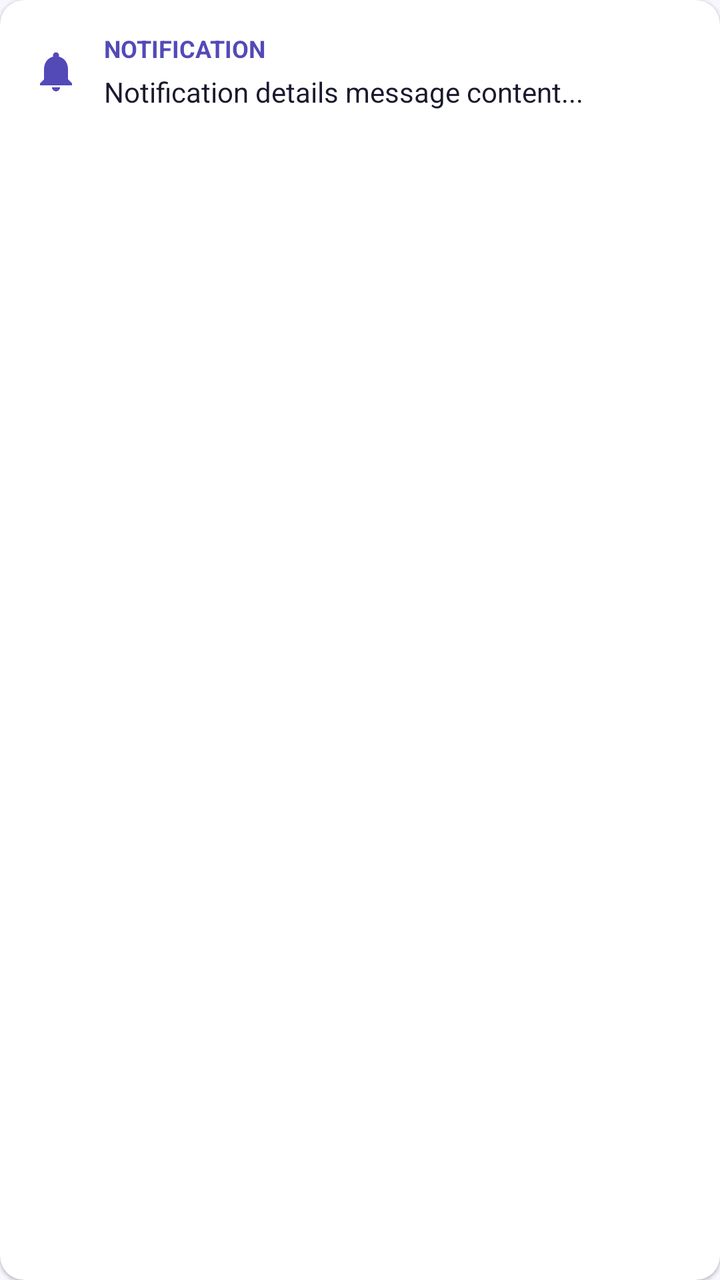
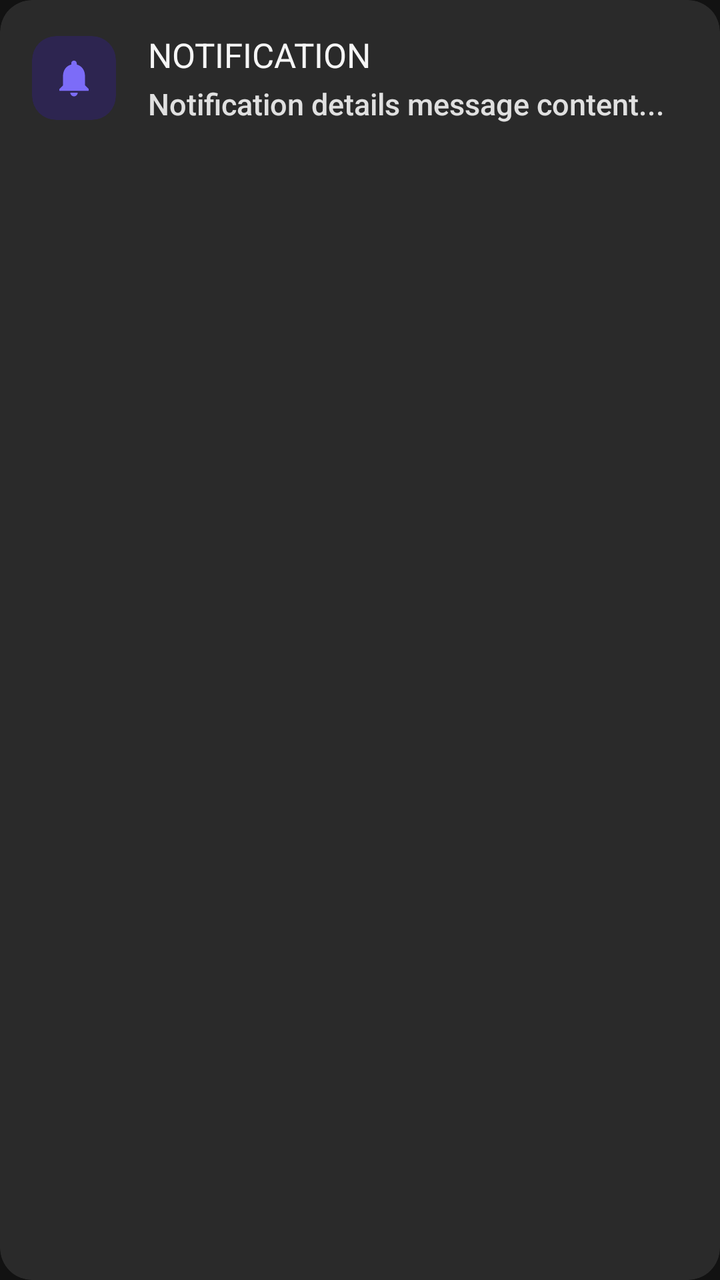

Compare the two renders of this Android layout. The source of the first and the diff that turns it into the second are given below.
<!-- AndroidManifest.xml: application theme Theme.Findora -->
<!-- res/layout/item_notification.xml -->
<?xml version="1.0" encoding="utf-8"?>
<com.google.android.material.card.MaterialCardView xmlns:android="http://schemas.android.com/apk/res/android"
    xmlns:app="http://schemas.android.com/apk/res-auto"
    android:id="@+id/cardNotification"
    android:layout_width="match_parent"
    android:layout_height="wrap_content"
    android:layout_marginVertical="4dp"
    app:cardCornerRadius="12dp"
    app:cardElevation="1dp"
    app:cardBackgroundColor="@color/white"
    app:strokeWidth="0dp">

    <LinearLayout
        android:layout_width="match_parent"
        android:layout_height="wrap_content"
        android:gravity="center_vertical"
        android:orientation="horizontal"
        android:padding="16dp">

        <ImageView
            android:id="@+id/ivIcon"
            android:layout_width="24dp"
            android:layout_height="24dp"
            android:src="@drawable/ic_notifications"
            app:tint="@color/primary_purple" />

        <LinearLayout
            android:layout_width="0dp"
            android:layout_height="wrap_content"
            android:layout_marginStart="12dp"
            android:layout_weight="1"
            android:orientation="vertical">

            <LinearLayout
                android:layout_width="match_parent"
                android:layout_height="wrap_content"
                android:orientation="horizontal">

                <TextView
                    android:id="@+id/tvTitle"
                    android:layout_width="0dp"
                    android:layout_height="wrap_content"
                    android:layout_weight="1"
                    android:text="NOTIFICATION"
                    android:textColor="@color/primary_purple"
                    android:textSize="12sp"
                    android:textStyle="bold" />

                <TextView
                    android:id="@+id/tvTime"
                    android:layout_width="wrap_content"
                    android:layout_height="wrap_content"
                    android:textColor="@color/text_gray"
                    android:textSize="11sp" />
            </LinearLayout>

            <TextView
                android:id="@+id/tvMessage"
                android:layout_width="match_parent"
                android:layout_height="wrap_content"
                android:layout_marginTop="4dp"
                android:text="Notification details message content..."
                android:textColor="@color/text_dark"
                android:textSize="14sp" />
        </LinearLayout>
    </LinearLayout>
</com.google.android.material.card.MaterialCardView>
<!-- resources referenced by this layout -->
<resources>
  <color name="primary_purple">#534AB7</color>
  <color name="text_dark">#1A1A2E</color>
  <color name="text_gray">#6B6B8A</color>
  <style name="Theme.Findora" parent="Theme.Material3.DayNight.NoActionBar">
          
          <item name="colorPrimary">@color/primary_purple</item>
          <item name="colorOnPrimary">@color/white</item>
          <item name="colorPrimaryContainer">@color/light_purple</item>
          <item name="colorOnPrimaryContainer">@color/dark_purple</item>
  
          
          <item name="colorSecondary">@color/success_green</item>
          <item name="colorOnSecondary">@color/white</item>
          <item name="colorSecondaryContainer">@color/light_green</item>
          <item name="colorOnSecondaryContainer">@color/success_green</item>
  
          
          <item name="android:statusBarColor">@color/screen_background</item>
          <item name="android:windowLightStatusBar">true</item>
          
          
          <item name="android:windowBackground">@color/screen_background</item>
  
          
          <item name="materialButtonStyle">@style/Widget.Findora.Button</item>
          <item name="materialCardViewStyle">@style/Widget.Findora.Card</item>
          <item name="textInputStyle">@style/Widget.Findora.TextInputLayout</item>
      </style>
  <color name="light_purple">#EEEDFE</color>
  <color name="dark_purple">#3C3489</color>
  <color name="success_green">#1D9E75</color>
  <color name="light_green">#E1F5EE</color>
  <color name="screen_background">#F8F7FF</color>
  <style name="Widget.Findora.Button" parent="Widget.Material3.Button">
          <item name="cornerRadius">12dp</item>
          <item name="android:insetTop">0dp</item>
          <item name="android:insetBottom">0dp</item>
          <item name="android:textAllCaps">false</item>
          <item name="android:fontFamily">sans-serif-medium</item>
          <item name="android:paddingTop">12dp</item>
          <item name="android:paddingBottom">12dp</item>
      </style>
  <style name="Widget.Findora.Card" parent="Widget.Material3.CardView.Elevated">
          <item name="cardCornerRadius">16dp</item>
          <item name="cardElevation">2dp</item>
          <item name="strokeColor">@color/card_border</item>
          <item name="strokeWidth">1dp</item>
          <item name="cardBackgroundColor">@color/white</item>
      </style>
  <style name="Widget.Findora.TextInputLayout" parent="Widget.Material3.TextInputLayout.OutlinedBox">
          <item name="boxCornerRadiusTopStart">12dp</item>
          <item name="boxCornerRadiusTopEnd">12dp</item>
          <item name="boxCornerRadiusBottomStart">12dp</item>
          <item name="boxCornerRadiusBottomEnd">12dp</item>
          <item name="boxStrokeColor">@color/primary_purple</item>
          <item name="hintTextColor">@color/primary_purple</item>
          <item name="android:textColorHint">@color/text_gray</item>
      </style>
  <color name="card_border">#E2E2F0</color>
  <!-- unchanged entries left out for length: 2 -->
</resources>

<!-- the commit's change to res/layout/item_notification.xml (unified diff, before → after) -->
@@ -1,33 +1,55 @@
 <?xml version="1.0" encoding="utf-8"?>
-<com.google.android.material.card.MaterialCardView xmlns:android="http://schemas.android.com/apk/res/android"
+<com.google.android.material.card.MaterialCardView
+    xmlns:android="http://schemas.android.com/apk/res/android"
     xmlns:app="http://schemas.android.com/apk/res-auto"
     android:id="@+id/cardNotification"
     android:layout_width="match_parent"
     android:layout_height="wrap_content"
-    android:layout_marginVertical="4dp"
-    app:cardCornerRadius="12dp"
-    app:cardElevation="1dp"
-    app:cardBackgroundColor="@color/white"
-    app:strokeWidth="0dp">
+    android:layout_marginVertical="5dp"
+    app:cardCornerRadius="@dimen/card_inner_radius"
+    app:cardElevation="0dp"
+    app:cardBackgroundColor="@color/card_background"
+    app:strokeWidth="0dp"
+    app:rippleColor="#1A7C6CF8">
 
     <LinearLayout
         android:layout_width="match_parent"
         android:layout_height="wrap_content"
         android:gravity="center_vertical"
         android:orientation="horizontal"
-        android:padding="16dp">
+        android:padding="@dimen/spacing_medium">
 
-        <ImageView
-            android:id="@+id/ivIcon"
-            android:layout_width="24dp"
-            android:layout_height="24dp"
-            android:src="@drawable/ic_notifications"
-            app:tint="@color/primary_purple" />
+        
+        <View
+            android:id="@+id/vUnreadIndicator"
+            android:layout_width="4dp"
+            android:layout_height="match_parent"
+            android:layout_marginEnd="8dp"
+            android:background="@color/primary_purple"
+            android:visibility="gone" />
+
+        
+        <com.google.android.material.card.MaterialCardView
+            android:layout_width="42dp"
+            android:layout_height="42dp"
+            app:cardCornerRadius="12dp"
+            app:cardElevation="0dp"
+            app:strokeWidth="0dp"
+            app:cardBackgroundColor="@color/light_purple">
+
+            <ImageView
+                android:id="@+id/ivIcon"
+                android:layout_width="22dp"
+                android:layout_height="22dp"
+                android:layout_gravity="center"
+                android:src="@drawable/ic_notifications"
+                app:tint="@color/primary_purple" />
+        </com.google.android.material.card.MaterialCardView>
 
         <LinearLayout
             android:layout_width="0dp"
             android:layout_height="wrap_content"
-            android:layout_marginStart="12dp"
+            android:layout_marginStart="@dimen/spacing_medium"
             android:layout_weight="1"
             android:orientation="vertical">
 
@@ -42,26 +64,27 @@
                     android:layout_height="wrap_content"
                     android:layout_weight="1"
                     android:text="NOTIFICATION"
-                    android:textColor="@color/primary_purple"
-                    android:textSize="12sp"
-                    android:textStyle="bold" />
+                    android:textColor="@color/text_dark"
+                    android:textSize="17sp"
+                    android:fontFamily="sans-serif-bold" />
 
                 <TextView
                     android:id="@+id/tvTime"
                     android:layout_width="wrap_content"
                     android:layout_height="wrap_content"
-                    android:textColor="@color/text_gray"
-                    android:textSize="11sp" />
+                    android:textColor="#999999"
+                    android:textSize="13sp" />
             </LinearLayout>
 
             <TextView
                 android:id="@+id/tvMessage"
                 android:layout_width="match_parent"
                 android:layout_height="wrap_content"
-                android:layout_marginTop="4dp"
+                android:layout_marginTop="3dp"
                 android:text="Notification details message content..."
-                android:textColor="@color/text_dark"
-                android:textSize="14sp" />
+                android:textColor="#E0E0E0"
+                android:textSize="15sp"
+                android:fontFamily="sans-serif-medium" />
         </LinearLayout>
     </LinearLayout>
 </com.google.android.material.card.MaterialCardView>
<!-- resource entries referenced after the edit -->
@@ -1,64 +1,119 @@
 <!-- resources referenced by this layout -->
 <resources>
-  <color name="primary_purple">#534AB7</color>
-  <color name="text_dark">#1A1A2E</color>
-  <color name="text_gray">#6B6B8A</color>
-  <style name="Theme.Findora" parent="Theme.Material3.DayNight.NoActionBar">
+  <color name="card_background">#2A2A2A</color>
+  <color name="primary_purple">#7C6CF8</color>
+  <color name="text_dark">#F5F5F5</color>
+  <dimen name="card_inner_radius">16dp</dimen>
+  <dimen name="spacing_medium">16dp</dimen>
+  <color name="text_gray">#AAAAAA</color>
+  <color name="md_theme_outline">#444444</color>
+  <style name="Theme.Findora" parent="Theme.Material3.Dark.NoActionBar">
+  
           
           <item name="colorPrimary">@color/primary_purple</item>
           <item name="colorOnPrimary">@color/white</item>
           <item name="colorPrimaryContainer">@color/light_purple</item>
-          <item name="colorOnPrimaryContainer">@color/dark_purple</item>
+          <item name="colorOnPrimaryContainer">@color/md_theme_onPrimaryContainer</item>
   
-          
           <item name="colorSecondary">@color/success_green</item>
-          <item name="colorOnSecondary">@color/white</item>
+          <item name="colorOnSecondary">@color/md_theme_onSecondary</item>
           <item name="colorSecondaryContainer">@color/light_green</item>
           <item name="colorOnSecondaryContainer">@color/success_green</item>
   
+          <item name="colorError">@color/error_red</item>
+          <item name="colorOnError">@color/md_theme_onError</item>
+  
+          
+          <item name="android:colorBackground">@color/screen_background</item>
+          <item name="colorSurface">@color/surface_01</item>
+          <item name="colorOnSurface">@color/text_dark</item>
+          <item name="colorSurfaceVariant">@color/card_background</item>
+          <item name="colorOnSurfaceVariant">@color/text_gray</item>
+          <item name="colorOutline">@color/md_theme_outline</item>
+  
           
           <item name="android:statusBarColor">@color/screen_background</item>
-          <item name="android:windowLightStatusBar">true</item>
-          
-          
+          <item name="android:windowLightStatusBar" tools:targetApi="23">false</item>
           <item name="android:windowBackground">@color/screen_background</item>
+          <item name="android:navigationBarColor">@color/surface_01</item>
   
           
           <item name="materialButtonStyle">@style/Widget.Findora.Button</item>
           <item name="materialCardViewStyle">@style/Widget.Findora.Card</item>
           <item name="textInputStyle">@style/Widget.Findora.TextInputLayout</item>
+          <item name="chipStyle">@style/Widget.Findora.Chip</item>
+          <item name="bottomNavigationStyle">@style/Widget.Findora.BottomNav</item>
       </style>
-  <color name="light_purple">#EEEDFE</color>
-  <color name="dark_purple">#3C3489</color>
-  <color name="success_green">#1D9E75</color>
-  <color name="light_green">#E1F5EE</color>
-  <color name="screen_background">#F8F7FF</color>
+  <color name="md_theme_onPrimaryContainer">#CEC6FF</color>
+  <color name="light_purple">#2D2550</color>
+  <color name="success_green">#4ADE80</color>
+  <color name="md_theme_onSecondary">#0A2618</color>
+  <color name="light_green">#0D2B1A</color>
+  <color name="error_red">#F87171</color>
+  <color name="md_theme_onError">#3D0000</color>
+  <color name="screen_background">#121212</color>
+  <color name="surface_01">#1E1E1E</color>
   <style name="Widget.Findora.Button" parent="Widget.Material3.Button">
-          <item name="cornerRadius">12dp</item>
+          <item name="cornerRadius">@dimen/button_corner_radius</item>
           <item name="android:insetTop">0dp</item>
           <item name="android:insetBottom">0dp</item>
           <item name="android:textAllCaps">false</item>
+          <item name="android:textSize">@dimen/text_body</item>
           <item name="android:fontFamily">sans-serif-medium</item>
-          <item name="android:paddingTop">12dp</item>
-          <item name="android:paddingBottom">12dp</item>
+          <item name="android:minHeight">@dimen/button_height</item>
+          <item name="android:letterSpacing">0.02</item>
+          <item name="backgroundTint">@color/primary_purple</item>
+          <item name="android:textColor">@color/white</item>
       </style>
   <style name="Widget.Findora.Card" parent="Widget.Material3.CardView.Elevated">
-          <item name="cardCornerRadius">16dp</item>
-          <item name="cardElevation">2dp</item>
-          <item name="strokeColor">@color/card_border</item>
-          <item name="strokeWidth">1dp</item>
-          <item name="cardBackgroundColor">@color/white</item>
+          <item name="cardCornerRadius">@dimen/card_corner_radius</item>
+          <item name="cardElevation">0dp</item>
+          <item name="strokeWidth">0dp</item>
+          <item name="cardBackgroundColor">@color/card_background</item>
+          <item name="rippleColor">@color/primary_purple_10</item>
       </style>
   <style name="Widget.Findora.TextInputLayout" parent="Widget.Material3.TextInputLayout.OutlinedBox">
-          <item name="boxCornerRadiusTopStart">12dp</item>
-          <item name="boxCornerRadiusTopEnd">12dp</item>
-          <item name="boxCornerRadiusBottomStart">12dp</item>
-          <item name="boxCornerRadiusBottomEnd">12dp</item>
-          <item name="boxStrokeColor">@color/primary_purple</item>
+          <item name="boxCornerRadiusTopStart">@dimen/input_corner_radius</item>
+          <item name="boxCornerRadiusTopEnd">@dimen/input_corner_radius</item>
+          <item name="boxCornerRadiusBottomStart">@dimen/input_corner_radius</item>
+          <item name="boxCornerRadiusBottomEnd">@dimen/input_corner_radius</item>
+          <item name="boxStrokeColor">@color/md_theme_outline</item>
+          <item name="boxStrokeWidthFocused">2dp</item>
           <item name="hintTextColor">@color/primary_purple</item>
-          <item name="android:textColorHint">@color/text_gray</item>
+          <item name="android:textColorHint">@color/text_hint</item>
+          <item name="boxBackgroundColor">@color/surface_02</item>
+          <item name="endIconTint">@color/text_gray</item>
+          <item name="startIconTint">@color/text_gray</item>
       </style>
-  <color name="card_border">#E2E2F0</color>
+  <style name="Widget.Findora.Chip" parent="Widget.Material3.Chip.Filter">
+          <item name="chipCornerRadius">@dimen/chip_corner_radius</item>
+          <item name="chipBackgroundColor">@color/chip_bg_colors</item>
+          <item name="chipStrokeColor">@color/chip_stroke_colors</item>
+          <item name="chipStrokeWidth">1dp</item>
+          <item name="android:textColor">@color/chip_text_colors</item>
+          <item name="checkedIconVisible">false</item>
+          <item name="chipMinHeight">36dp</item>
+          <item name="android:textSize">@dimen/text_caption</item>
+          <item name="android:textStyle">bold</item>
+      </style>
+  <style name="Widget.Findora.BottomNav" parent="Widget.MaterialComponents.BottomNavigationView">
+          <item name="itemIconTint">@color/nav_item_colors</item>
+          <item name="itemTextColor">@color/nav_item_colors</item>
+          <item name="itemActiveIndicatorStyle">@style/Widget.Findora.BottomNav.ActiveIndicator</item>
+      </style>
+  <dimen name="button_corner_radius">16dp</dimen>
+  <dimen name="text_body">15sp</dimen>
+  <dimen name="button_height">56dp</dimen>
+  <dimen name="card_corner_radius">20dp</dimen>
+  <color name="primary_purple_10">#1A7C6CF8</color>
+  <dimen name="input_corner_radius">14dp</dimen>
+  <color name="text_hint">#666666</color>
+  <color name="surface_02">#252525</color>
+  <dimen name="chip_corner_radius">20dp</dimen>
+  <dimen name="text_caption">13sp</dimen>
+  <style name="Widget.Findora.BottomNav.ActiveIndicator" parent="Widget.Material3.BottomNavigationView.ActiveIndicator">
+          <item name="android:color">@color/light_purple</item>
+      </style>
   <!-- unchanged entries left out for length: 2 -->
 </resources>
 
